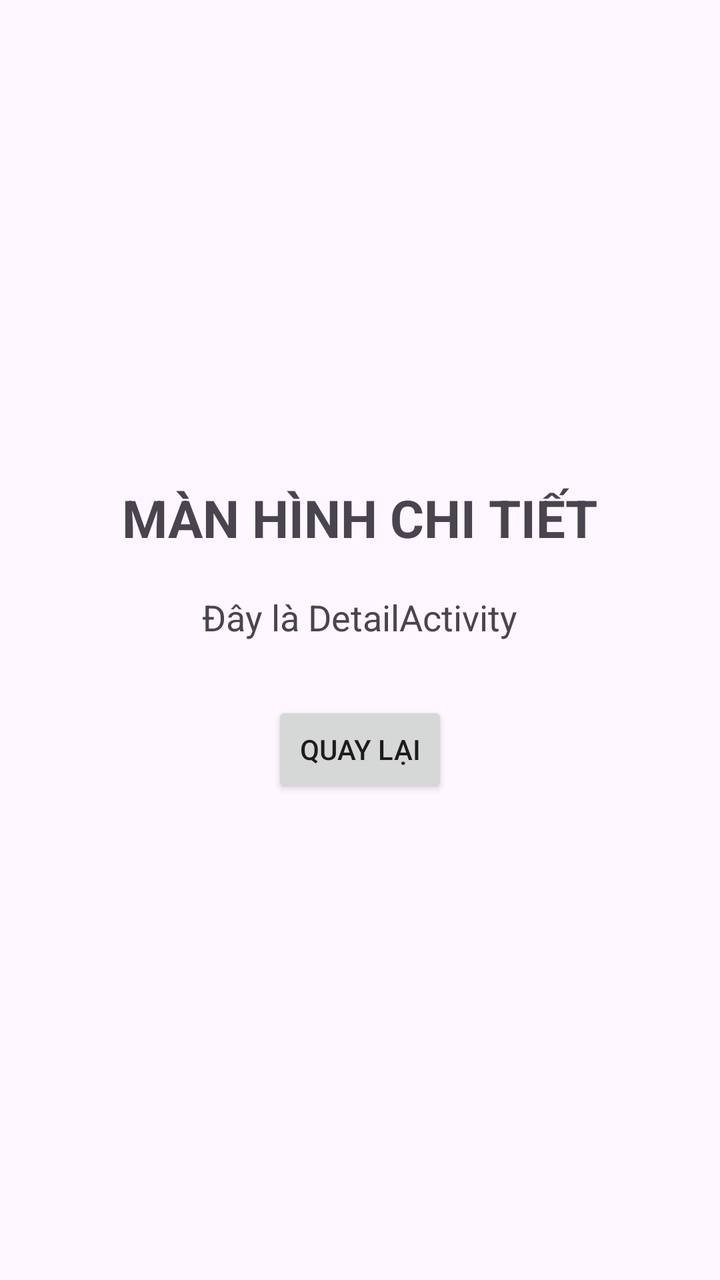
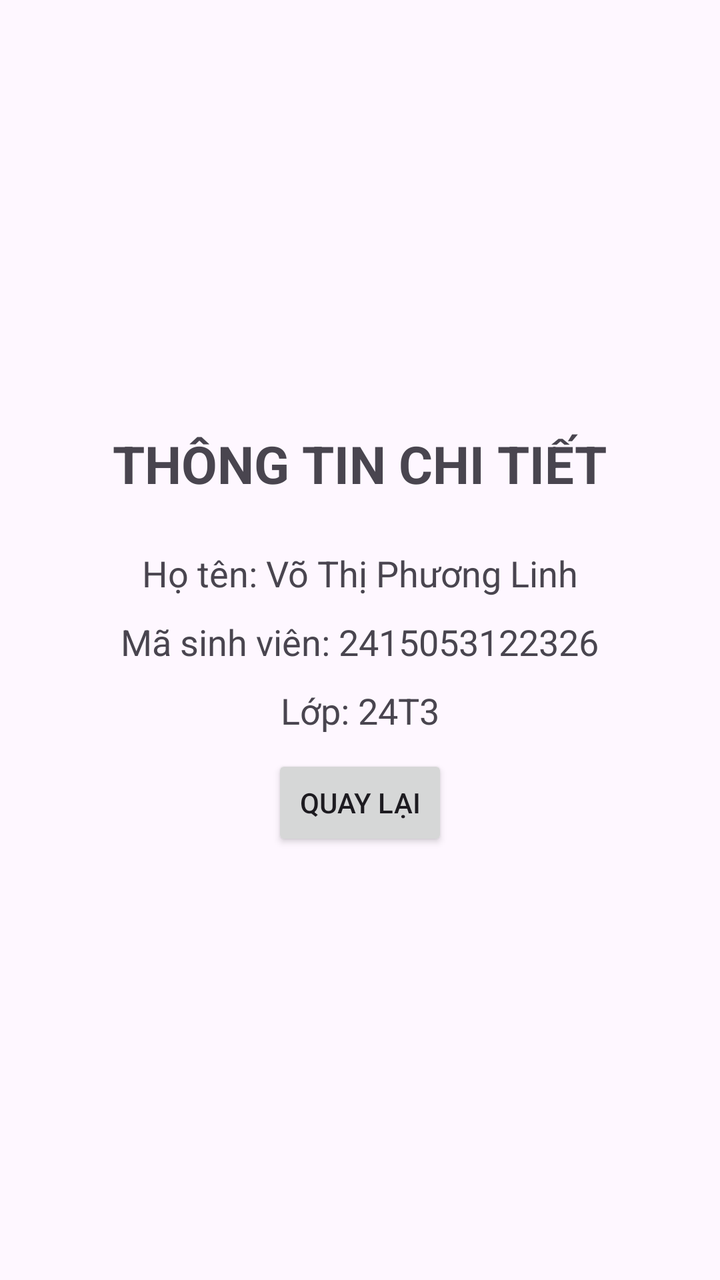

The first picture is an Android layout as it rendered before a commit; the second is the same layout after the commit. The layout source and the unified diff follow.
<!-- AndroidManifest.xml: application theme Theme.Btap229 -->
<!-- res/layout/activity_detail.xml -->
<?xml version="1.0" encoding="utf-8"?>
<LinearLayout xmlns:android="http://schemas.android.com/apk/res/android"
    android:layout_width="match_parent"
    android:layout_height="match_parent"
    android:orientation="vertical"
    android:gravity="center"
    android:padding="24dp">

    <TextView
        android:layout_width="wrap_content"
        android:layout_height="wrap_content"
        android:text="MÀN HÌNH CHI TIẾT"
        android:textSize="26sp"
        android:textStyle="bold" />

    <TextView
        android:layout_width="wrap_content"
        android:layout_height="wrap_content"
        android:layout_marginTop="20dp"
        android:text="Đây là DetailActivity"
        android:textSize="18sp" />

    <Button
        android:id="@+id/btnBack"
        android:layout_width="wrap_content"
        android:layout_height="wrap_content"
        android:layout_marginTop="30dp"
        android:text="Quay lại" />

</LinearLayout>
<!-- resources referenced by this layout -->
<resources>
  <style name="Theme.Btap229" parent="Base.Theme.Btap229" />
  <style name="Base.Theme.Btap229" parent="Theme.Material3.DayNight.NoActionBar">
          
          
      </style>
</resources>

<!-- the commit's change to res/layout/activity_detail.xml (unified diff, before → after) -->
@@ -4,27 +4,42 @@
     android:layout_height="match_parent"
     android:orientation="vertical"
     android:gravity="center"
-    android:padding="24dp">
+    android:padding="32dp">
 
     <TextView
         android:layout_width="wrap_content"
         android:layout_height="wrap_content"
-        android:text="MÀN HÌNH CHI TIẾT"
+        android:text="THÔNG TIN CHI TIẾT"
         android:textSize="26sp"
-        android:textStyle="bold" />
+        android:textStyle="bold"
+        android:layout_marginBottom="25dp" />
 
     <TextView
         android:layout_width="wrap_content"
         android:layout_height="wrap_content"
-        android:layout_marginTop="20dp"
-        android:text="Đây là DetailActivity"
-        android:textSize="18sp" />
+        android:text="Họ tên: Võ Thị Phương Linh"
+        android:textSize="18sp"
+        android:layout_marginBottom="10dp" />
+
+    <TextView
+        android:layout_width="wrap_content"
+        android:layout_height="wrap_content"
+        android:text="Mã sinh viên: 2415053122326"
+        android:textSize="18sp"
+        android:layout_marginBottom="10dp" />
+
+    <TextView
+        android:layout_width="wrap_content"
+        android:layout_height="wrap_content"
+        android:text="Lớp: 24T3"
+        android:textSize="18sp"
+        android:layout_marginBottom="10dp" />
+
 
     <Button
         android:id="@+id/btnBack"
         android:layout_width="wrap_content"
         android:layout_height="wrap_content"
-        android:layout_marginTop="30dp"
         android:text="Quay lại" />
 
 </LinearLayout>
